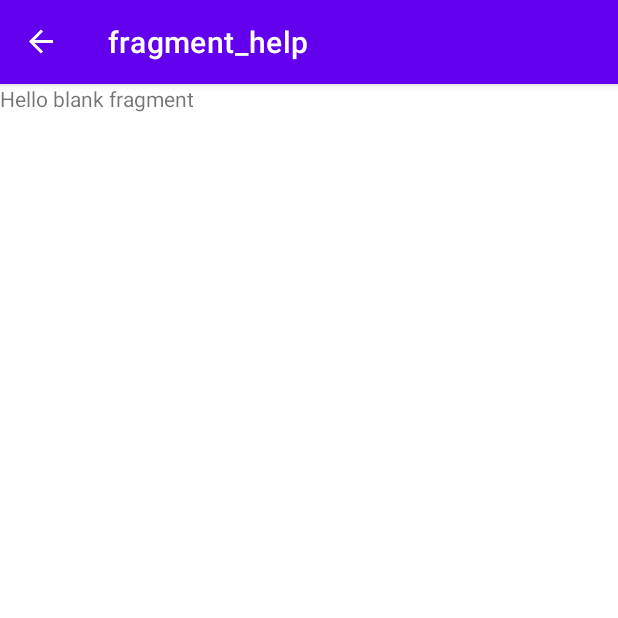
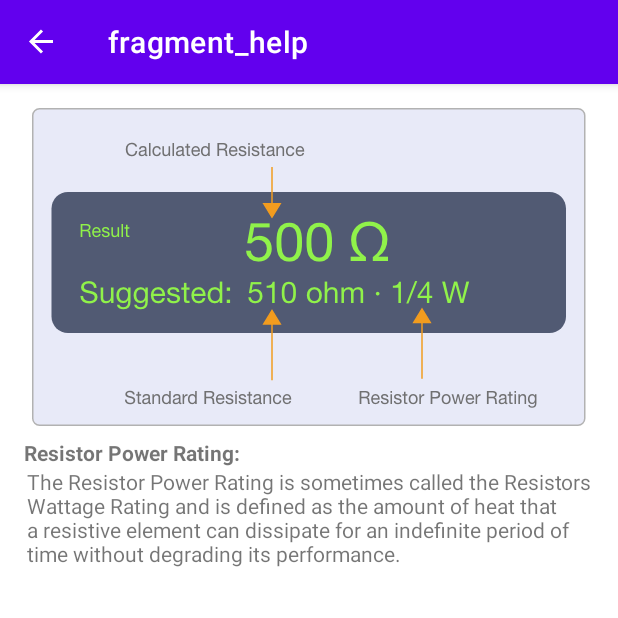
Before and after one commit to Helaluzzaman/LEDResistorCalculator, an Android app: the HelpFragment screen opened through its navigation route, on a phone screen of 412 x 824 dp, the top half of it. Run offline under Robolectric (Android 15) with nearby library versions, the phone set to English and light mode, and no system bars; our stand-ins replace navigation-ui.

Commit message:
HelpFragment done for portrait mode.

```diff
--- a/app/src/main/java/com/hbsoft/ledresistorcalculator/fragments/LaunchFragment.kt
+++ b/app/src/main/java/com/hbsoft/ledresistorcalculator/fragments/LaunchFragment.kt
@@ -154,6 +154,7 @@ class LaunchFragment : Fragment() {
     override fun onOptionsItemSelected(item: MenuItem): Boolean {
         when(item.itemId){
             R.id.menu_about -> findNavController().navigate(R.id.action_launchFragment_to_aboutFragment)
+            R.id.menu_help -> findNavController().navigate(R.id.action_launchFragment_to_helpFragment)
         }
         return super.onOptionsItemSelected(item)
     }
--- a/app/src/main/res/layout/fragment_help.xml
+++ b/app/src/main/res/layout/fragment_help.xml
@@ -1,14 +1,38 @@
 <?xml version="1.0" encoding="utf-8"?>
-<FrameLayout xmlns:android="http://schemas.android.com/apk/res/android"
+<ScrollView xmlns:android="http://schemas.android.com/apk/res/android"
     xmlns:tools="http://schemas.android.com/tools"
     android:layout_width="match_parent"
     android:layout_height="match_parent"
     tools:context=".HelpFragment">
 
     <!-- TODO: Update blank fragment layout -->
-    <TextView
+    <LinearLayout
         android:layout_width="match_parent"
-        android:layout_height="match_parent"
-        android:text="@string/hello_blank_fragment" />
+        android:layout_height="wrap_content"
+        android:orientation="vertical"
+        >
+        <ImageView
+            android:layout_width="wrap_content"
+            android:layout_height="wrap_content"
+            android:src="@drawable/help_result"
+            android:scaleType="center"
+            android:layout_marginTop="16dp"
+            android:layout_gravity="center"
+            />
+        <TextView
+            android:layout_width="match_parent"
+            android:layout_height="wrap_content"
+            android:text="@string/resistor_power_rating"
+            android:layout_marginTop="8dp"
+            android:layout_marginStart="16dp"
+            android:textStyle="bold"/>
+        <TextView
+            android:layout_width="match_parent"
+            android:layout_height="wrap_content"
+            android:text="@string/resistor_power_rating_info"
+            android:layout_marginStart="18dp"
+            android:layout_marginEnd="16dp"
+            />
+    </LinearLayout>
 
-</FrameLayout>
+</ScrollView>
--- a/app/src/main/res/navigation/navigation.xml
+++ b/app/src/main/res/navigation/navigation.xml
@@ -22,7 +22,11 @@
             app:destination="@id/settingFragment" />
         <action
             android:id="@+id/action_launchFragment_to_helpFragment"
-            app:destination="@id/helpFragment" />
+            app:destination="@id/helpFragment"
+            app:enterAnim="@anim/from_right"
+            app:exitAnim="@anim/to_left"
+            app:popEnterAnim="@anim/from_left"
+            app:popExitAnim="@anim/to_right" />
     </fragment>
     <fragment
         android:id="@+id/aboutFragment"
--- a/app/src/main/res/values/strings.xml
+++ b/app/src/main/res/values/strings.xml
@@ -23,5 +23,7 @@
     <string name="attribution2">- Rishad Nur for assistance.</string>
     <string name="attribution1">- App Idea based on \'LED Resistor Calculator\' Jacksoft Labs(Google play store).</string>
     <string name="suggested">Suggested:</string>
+    <string name="resistor_power_rating">Resistor Power Rating: </string>
+    <string name="resistor_power_rating_info"><![CDATA[The Resistor Power Rating is sometimes called the Resistors Wattage Rating and is defined as the amount of heat that a resistive element can dissipate for an indefinite period of time without degrading its performance.]]></string>
 
 </resources>
```
Also changed, not shown: app/src/main/res/drawable-hdpi/help_result.png (added), app/src/main/res/drawable-hdpi/icon_led_resistor.png, app/src/main/res/drawable-ldpi/help_result.png (added), app/src/main/res/drawable-ldpi/icon_led_resistor.png, app/src/main/res/drawable-mdpi/help_result.png (added), app/src/main/res/drawable-mdpi/icon_led_resistor.png, app/src/main/res/drawable-xhdpi/help_result.png (added), app/src/main/res/drawable-xhdpi/icon_led_resistor.png, app/src/main/res/drawable-xxhdpi/help_result.png (added), app/src/main/res/drawable-xxhdpi/icon_led_resistor.png, app/src/main/res/drawable-xxxhdpi/help_result.png (added), app/src/main/res/drawable-xxxhdpi/icon_led_resistor.png.
